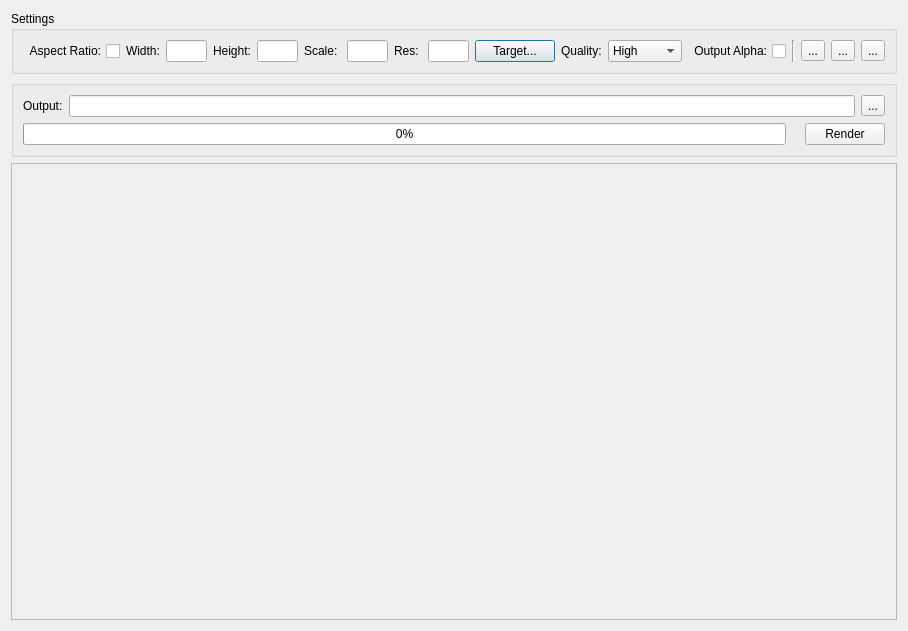
Qt form mainApp/renderdialog.ui (trevorsandy/lpub3d-ci) before a commit.
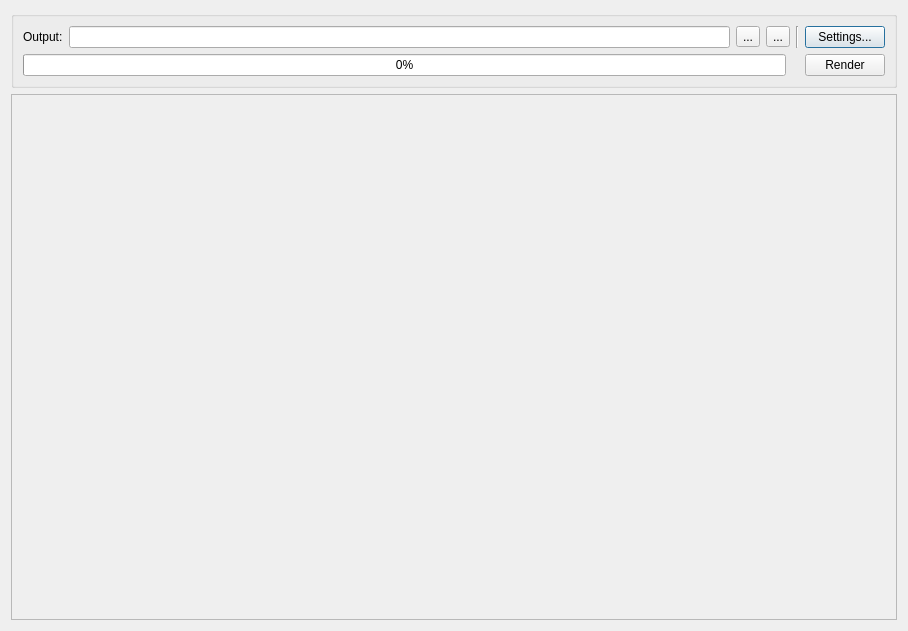
The same form after that commit.

Commit message: Refactor povray render - move to metagui

The edit to the form file:
```diff
--- a/mainApp/renderdialog.ui
+++ b/mainApp/renderdialog.ui
@@ -16,182 +16,15 @@
   <property name="sizeGripEnabled">
    <bool>false</bool>
   </property>
-  <layout class="QVBoxLayout" name="verticalLayout_3">
+  <layout class="QVBoxLayout" name="verticalLayout">
    <item>
     <layout class="QVBoxLayout" name="verticalLayout_2">
      <item>
-      <widget class="QGroupBox" name="groupBox">
-       <property name="title">
-        <string>Settings</string>
-       </property>
-       <layout class="QHBoxLayout" name="horizontalLayout">
-        <item>
-         <widget class="QCheckBox" name="AspectRatioBox">
-          <property name="toolTip">
-           <string>Maintain image size aspect ratio</string>
-          </property>
-          <property name="layoutDirection">
-           <enum>Qt::RightToLeft</enum>
-          </property>
-          <property name="text">
-           <string>Aspect Ratio:</string>
-          </property>
-         </widget>
-        </item>
-        <item>
-         <widget class="QLabel" name="widthLabel">
-          <property name="text">
-           <string>Width:</string>
-          </property>
-         </widget>
-        </item>
-        <item>
-         <widget class="QLineEdit" name="WidthEdit">
-          <property name="toolTip">
-           <string>Image width in pixels</string>
-          </property>
-         </widget>
-        </item>
-        <item>
-         <widget class="QLabel" name="heightLabel">
-          <property name="text">
-           <string>Height:</string>
-          </property>
-         </widget>
-        </item>
-        <item>
-         <widget class="QLineEdit" name="HeightEdit">
-          <property name="toolTip">
-           <string>Image height in pixels</string>
-          </property>
-         </widget>
-        </item>
-        <item>
-         <widget class="QLabel" name="scaleLabel">
-          <property name="text">
-           <string>Scale: </string>
-          </property>
-         </widget>
-        </item>
-        <item>
-         <widget class="QLineEdit" name="ScaleEdit">
-          <property name="toolTip">
-           <string>Model scale factor</string>
-          </property>
-         </widget>
-        </item>
-        <item>
-         <widget class="QLabel" name="resolutinoLabel">
-          <property name="toolTip">
-           <string/>
-          </property>
-          <property name="text">
-           <string>Res: </string>
-          </property>
-         </widget>
-        </item>
-        <item>
-         <widget class="QLineEdit" name="ResolutionEdit">
-          <property name="toolTip">
-           <string>Resolution, presumably in inches - can also be in centimetres</string>
-          </property>
-         </widget>
-        </item>
-        <item>
-         <widget class="QPushButton" name="TargetButton">
-          <property name="text">
-           <string>Target...</string>
-          </property>
-         </widget>
-        </item>
-        <item>
-         <widget class="QLabel" name="qualityLabel">
-          <property name="text">
-           <string>Quality:</string>
-          </property>
-         </widget>
-        </item>
-        <item>
-         <widget class="QComboBox" name="QualityComboBox">
-          <property name="toolTip">
-           <string>POV-Ray render quality</string>
-          </property>
-          <item>
-           <property name="text">
-            <string>High</string>
-           </property>
-          </item>
-          <item>
-           <property name="text">
-            <string>Medium</string>
-           </property>
-          </item>
-          <item>
-           <property name="text">
-            <string>Low</string>
-           </property>
-          </item>
-         </widget>
-        </item>
-        <item>
-         <widget class="QCheckBox" name="OutputAlphaBox">
-          <property name="toolTip">
-           <string>Set output alpha (UA) on - i.e. enable transparent background.</string>
-          </property>
-          <property name="layoutDirection">
-           <enum>Qt::RightToLeft</enum>
-          </property>
-          <property name="text">
-           <string>Output Alpha:</string>
-          </property>
-         </widget>
-        </item>
-        <item>
-         <widget class="Line" name="line">
-          <property name="orientation">
-           <enum>Qt::Vertical</enum>
-          </property>
-         </widget>
-        </item>
-        <item>
-         <widget class="QToolButton" name="LdvExportSettingsButton">
-          <property name="toolTip">
-           <string>POV file generation options</string>
-          </property>
-          <property name="text">
-           <string>...</string>
-          </property>
-         </widget>
-        </item>
-        <item>
-         <widget class="QToolButton" name="LdvLDrawPreferencesButton">
-          <property name="toolTip">
-           <string>Model preferences</string>
-          </property>
-          <property name="text">
-           <string>...</string>
-          </property>
-         </widget>
-        </item>
-        <item>
-         <widget class="QToolButton" name="ResetButton">
-          <property name="toolTip">
-           <string>Reset original values</string>
-          </property>
-          <property name="text">
-           <string>...</string>
-          </property>
-         </widget>
-        </item>
-       </layout>
-      </widget>
-     </item>
-     <item>
-      <widget class="QGroupBox" name="groupBox_2">
+      <widget class="QGroupBox" name="SettingsGrpBox">
        <property name="title">
         <string/>
        </property>
-       <layout class="QVBoxLayout" name="verticalLayout">
+       <layout class="QVBoxLayout" name="verticalLayout_3">
         <item>
          <layout class="QHBoxLayout" name="outputLayout">
           <item>
@@ -214,6 +47,30 @@
             </property>
            </widget>
           </item>
+          <item>
+           <widget class="QToolButton" name="OutputResetButton">
+            <property name="toolTip">
+             <string>Reset output file</string>
+            </property>
+            <property name="text">
+             <string>...</string>
+            </property>
+           </widget>
+          </item>
+          <item>
+           <widget class="Line" name="line_2">
+            <property name="orientation">
+             <enum>Qt::Vertical</enum>
+            </property>
+           </widget>
+          </item>
+          <item>
+           <widget class="QPushButton" name="RenderSettingsButton">
+            <property name="text">
+             <string>Settings...</string>
+            </property>
+           </widget>
+          </item>
          </layout>
         </item>
         <item>
```
Left out of the diff: 17 changed lines with no effect on the pictures. The commit also changes 14 other files.
